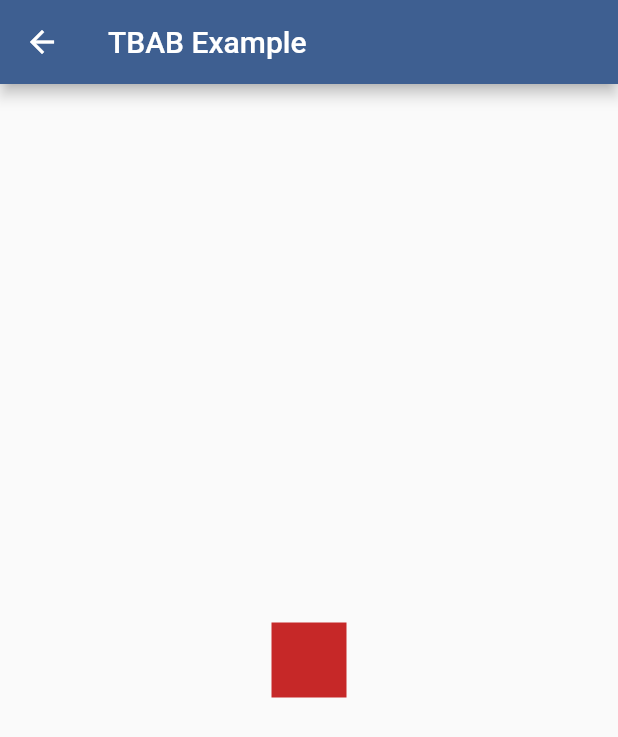
After one commit to GroovinChip/bluejay, a Flutter app: the screen it shows after launch, after a tap on "ThemeBrightnessAnimatedBuilder", on a phone screen of 412 x 824 dp. The commit adds this screen. Shown: the top 737 px of the screen. Run offline on Flutter 3.47's test engine with Material 2 defaults, Android fonts, the phone set to English and light mode, and no system bars.

Commit message:
ThemeBrightnessAnimatedBuilder with example

````diff
--- a/example/lib/bluejay_gallery.dart
+++ b/example/lib/bluejay_gallery.dart
@@ -1,6 +1,7 @@
 import 'package:flutter/material.dart';
 
 import 'defer_init_example.dart';
+import 'theme_brightness_animated_builder_example.dart';
 
 class BluejayGallery extends StatelessWidget {
   @override
@@ -20,6 +21,15 @@ class BluejayGallery extends StatelessWidget {
               ),
             ),
           ),
+          ListTile(
+            title: Text('ThemeBrightnessAnimatedBuilder'),
+            subtitle: Text('Creator: Luke Pighetti'),
+            onTap: () => Navigator.of(context).push(
+              MaterialPageRoute(
+                builder: (_) => ThemeBrightnessAnimatedBuilderExample(),
+              ),
+            ),
+          ),
         ],
       ),
     );
--- /dev/null
+++ b/example/lib/theme_brightness_animated_builder_example.dart
@@ -0,0 +1,30 @@
+import 'package:bluejay/bluejay.dart';
+import 'package:flutter/material.dart';
+
+// todo: brightness toggles (requires SharedPreferences, etc)
+class ThemeBrightnessAnimatedBuilderExample extends StatelessWidget {
+  @override
+  Widget build(BuildContext context) {
+    return Scaffold(
+      appBar: AppBar(
+        title: Text('TBAB Example'),
+      ),
+      body: ThemeBrightnessAnimatedBuilder(
+        builder: (context, t, child) {
+          final lightThemeColor = Colors.red.shade800;
+          final darkThemeColor = Colors.red.shade200;
+
+          return Center(
+            child: Container(
+              width: 50,
+              height: 50,
+
+              /// Light theme color goes on the right, dark theme on the left.
+              color: Color.lerp(lightThemeColor, darkThemeColor, t),
+            ),
+          );
+        },
+      ),
+    );
+  }
+}
--- a/lib/bluejay.dart
+++ b/lib/bluejay.dart
@@ -3,3 +3,4 @@
 library bluejay;
 
 export 'src/defer_init.dart';
+export 'src/theme_brightness_animated_builder.dart';
--- /dev/null
+++ b/lib/src/theme_brightness_animated_builder.dart
@@ -0,0 +1,63 @@
+// This widget was created by Luke Pighetti and edited by GroovinChip.
+// Please view the original source at https://gist.github.com/lukepighetti/074f505903e7ab5561da7e8e7fda04b2
+
+import 'package:flutter/material.dart';
+
+/// A simple way to animate between light/dark themes with the animation tied
+/// to MaterialApp's [ThemeData].
+///
+/// Tweens a double when the app changes from light theme to dark theme and
+/// lerps colors inline
+///
+/// Useful when an app is not using Material terminology/semantics for things
+/// like colors and typography.
+///
+/// Sample usage:
+/// ```dart
+/// class MyLightAndDarkThemeWidget extends StatelessWidget {
+///   @override
+///   Widget build(BuildContext context) {
+///     return ThemeBrightnessAnimatedBuilder(
+///       builder: (context, t, child) {
+///         final lightThemeColor = Colors.red.shade800;
+///         final darkThemeColor = Colors.red.shade200;
+///
+///         return Container(
+///           /// Light theme color goes on the right, dark theme on the left.
+///           color: Color.lerp(lightThemeColor, darkThemeColor, t),
+///         );
+///       },
+///     );
+///   }
+/// }
+/// ```
+class ThemeBrightnessAnimatedBuilder extends StatelessWidget {
+  /// A builder that automatically transitions t between `0.0` and `1.0`
+  /// depending on if [ThemeData.brightness] is [Brightness.dark] or
+  /// [Brightness.light]
+  const ThemeBrightnessAnimatedBuilder({
+    Key? key,
+    required this.builder,
+    this.child,
+  }) : super(key: key);
+
+  /// `0.0` when [ThemeData.brightness] is [Brightness.light]
+  /// `1.0` when [ThemeData.brightness] is [Brightness.dark]
+  final Widget Function(BuildContext, double, Widget?) builder;
+
+  /// A child to pass through without rebuilding when animating.
+  final Widget? child;
+
+  @override
+  Widget build(BuildContext context) {
+    final theme = Theme.of(context);
+
+    return TweenAnimationBuilder(
+      tween: Tween<double>(end: theme.brightness == Brightness.light ? 0 : 1),
+      curve: Curves.linear,
+      duration: kThemeAnimationDuration,
+      builder: builder,
+      child: child,
+    );
+  }
+}
--- a/pubspec.yaml
+++ b/pubspec.yaml
@@ -1,6 +1,6 @@
 name: bluejay
 description: A curated collection of useful, high-quality Flutter widgets
-version: 0.0.2
+version: 0.0.3
 author: groovinchip@gmail.com
 repository: ''
 issue_tracker: ''
````
